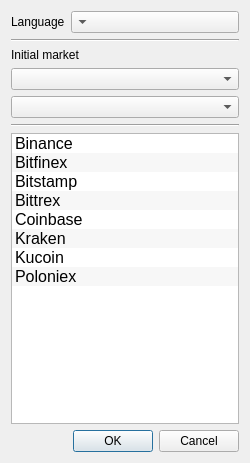
First picture: the form in ui/dialog_config.ui, repository katmai1/qtradingview, before the edit.
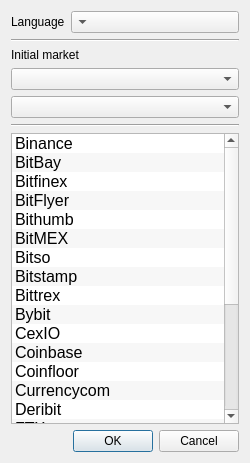
Second picture: the form after the edit. Icons and pictures are not drawn.

Patch:
```diff
--- a/ui/dialog_config.ui
+++ b/ui/dialog_config.ui
@@ -193,6 +193,11 @@
         <normaloff>:/exchanges/binance</normaloff>:/exchanges/binance</iconset>
       </property>
      </item>
+     <item>
+      <property name="text">
+       <string>BitBay</string>
+      </property>
+     </item>
      <item>
       <property name="text">
        <string>Bitfinex</string>
@@ -202,6 +207,26 @@
         <normaloff>:/exchanges/bitfinex</normaloff>:/exchanges/bitfinex</iconset>
       </property>
      </item>
+     <item>
+      <property name="text">
+       <string>BitFlyer</string>
+      </property>
+     </item>
+     <item>
+      <property name="text">
+       <string>Bithumb</string>
+      </property>
+     </item>
+     <item>
+      <property name="text">
+       <string>BitMEX</string>
+      </property>
+     </item>
+     <item>
+      <property name="text">
+       <string>Bitso</string>
+      </property>
+     </item>
      <item>
       <property name="text">
        <string>Bitstamp</string>
@@ -216,11 +241,51 @@
         <normaloff>:/exchanges/bittrex</normaloff>:/exchanges/bittrex</iconset>
       </property>
      </item>
+     <item>
+      <property name="text">
+       <string>Bybit</string>
+      </property>
+     </item>
+     <item>
+      <property name="text">
+       <string>CexIO</string>
+      </property>
+     </item>
      <item>
       <property name="text">
        <string>Coinbase</string>
       </property>
      </item>
+     <item>
+      <property name="text">
+       <string>Coinfloor</string>
+      </property>
+     </item>
+     <item>
+      <property name="text">
+       <string>Currencycom</string>
+      </property>
+     </item>
+     <item>
+      <property name="text">
+       <string>Deribit</string>
+      </property>
+     </item>
+     <item>
+      <property name="text">
+       <string>FTX</string>
+      </property>
+     </item>
+     <item>
+      <property name="text">
+       <string>Gemini</string>
+      </property>
+     </item>
+     <item>
+      <property name="text">
+       <string>HitBTC</string>
+      </property>
+     </item>
      <item>
       <property name="text">
        <string>Kraken</string>
@@ -235,6 +300,21 @@
        <string>Kucoin</string>
       </property>
      </item>
+     <item>
+      <property name="text">
+       <string>Mercado</string>
+      </property>
+     </item>
+     <item>
+      <property name="text">
+       <string>OKCoin</string>
+      </property>
+     </item>
+     <item>
+      <property name="text">
+       <string>Okex</string>
+      </property>
+     </item>
      <item>
       <property name="text">
        <string>Poloniex</string>
@@ -244,6 +324,11 @@
         <normaloff>:/exchanges/poloniex</normaloff>:/exchanges/poloniex</iconset>
       </property>
      </item>
+     <item>
+      <property name="text">
+       <string>TheRock</string>
+      </property>
+     </item>
     </widget>
    </item>
    <item>
```
